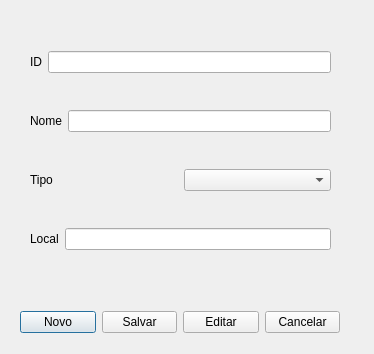
First picture: the form in gerenciadispositivo.ui, repository brunosr1985/TCC_NayBru, before the edit.
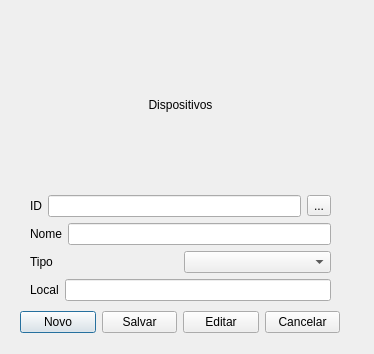
Second picture: the form after the edit.

What changed in the file:
```diff
--- a/gerenciadispositivo.ui
+++ b/gerenciadispositivo.ui
@@ -10,6 +10,24 @@
     <height>354</height>
    </rect>
   </property>
+  <property name="sizePolicy">
+   <sizepolicy hsizetype="Expanding" vsizetype="Expanding">
+    <horstretch>0</horstretch>
+    <verstretch>0</verstretch>
+   </sizepolicy>
+  </property>
+  <property name="minimumSize">
+   <size>
+    <width>374</width>
+    <height>354</height>
+   </size>
+  </property>
+  <property name="maximumSize">
+   <size>
+    <width>374</width>
+    <height>354</height>
+   </size>
+  </property>
   <property name="windowTitle">
    <string>Kaizen Birth Edition</string>
   </property>
@@ -19,10 +37,20 @@
      <x>30</x>
      <y>20</y>
      <width>301</width>
-     <height>261</height>
+     <height>281</height>
     </rect>
    </property>
    <layout class="QVBoxLayout" name="verticalLayout">
+    <item>
+     <widget class="QLabel" name="label_5">
+      <property name="text">
+       <string>Dispositivos</string>
+      </property>
+      <property name="alignment">
+       <set>Qt::AlignCenter</set>
+      </property>
+     </widget>
+    </item>
     <item>
      <layout class="QHBoxLayout" name="horizontalLayout_2">
       <item>
@@ -33,7 +61,14 @@
        </widget>
       </item>
       <item>
-       <widget class="QLineEdit" name="lineEdit"/>
+       <widget class="QLineEdit" name="lineID"/>
+      </item>
+      <item>
+       <widget class="QToolButton" name="toolButton">
+        <property name="text">
+         <string>...</string>
+        </property>
+       </widget>
       </item>
      </layout>
     </item>
```
Left out of the diff: 13 changed lines with no effect on the pictures.
